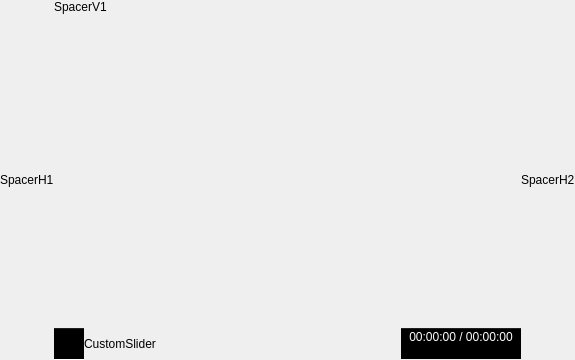
The window that wgt_QVideoPlayer.ui (boenki/ffdiaporama) describes before a commit, drawn with Qt 5.
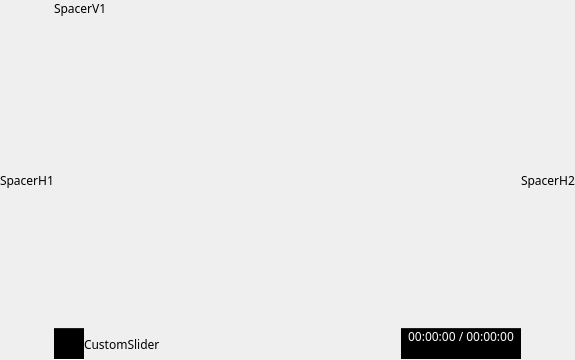
The same window after the commit. Icons and pictures are not drawn. Custom widgets are drawn as their Qt base class.

Commit message: Correction d'un bug dans les boites de modif : l'image affichée n'est pas la bonne suite à la fusion des onglets Passage des polices de toutes les boites de dialogue à "Sans Serif" pour supprimer la dépendance à la police Ubuntu

The edit to the form file:
```diff
--- a/wgt_QVideoPlayer.ui
+++ b/wgt_QVideoPlayer.ui
@@ -10,6 +10,12 @@
     <height>360</height>
    </rect>
   </property>
+  <property name="font">
+   <font>
+    <family>Sans Serif</family>
+    <pointsize>9</pointsize>
+   </font>
+  </property>
   <property name="windowTitle">
    <string notr="true">Form</string>
   </property>
```
The commit also changes 25 other files.
